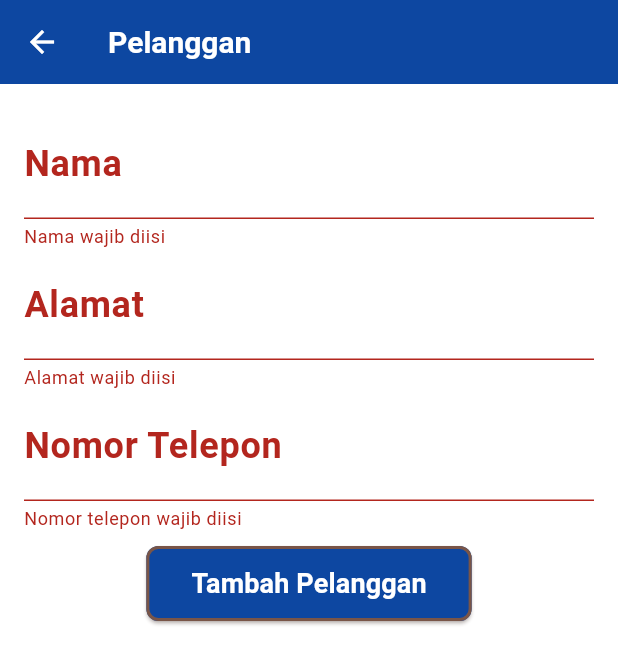
After one commit to dipaanakmbarep/ukk2025, a Flutter app: the PelangganPage screen opened directly, after a tap on "Tambah Pelanggan", on a phone screen of 412 x 824 dp. The commit adds this screen. Shown: the top 664 px of the screen. Run offline on Flutter 3.47's test engine with Material 3 defaults, Android fonts, the phone set to English and light mode, and no system bars; our stand-ins replace supabase_flutter; accounts and stored records are empty; Roboto replaces fonts that are missing (Poppins).

Commit message:
crud pelanggan

```diff
--- /dev/null
+++ b/lib/screens/pelanggan.dart
@@ -0,0 +1,210 @@
+import 'package:flutter/material.dart';
+import 'package:supabase_flutter/supabase_flutter.dart';
+
+class PelangganPage extends StatefulWidget {
+  const PelangganPage({Key? key}) : super(key: key);
+
+  @override
+  _PelangganPageState createState() => _PelangganPageState();
+}
+
+class _PelangganPageState extends State<PelangganPage> {
+  final SupabaseClient supabase = Supabase.instance.client;
+  final TextEditingController namaController = TextEditingController();
+  final TextEditingController alamatController = TextEditingController();
+  final TextEditingController nomorTeleponController = TextEditingController();
+  final _formKey = GlobalKey<FormState>();
+
+  List<Map<String, dynamic>> pelangganList = [];
+
+  @override
+  void initState() {
+    super.initState();
+    fetchPelanggan();
+  }
+
+  Future<void> fetchPelanggan() async {
+    final response = await supabase.from('pelanggan').select();
+    setState(() {
+      pelangganList = List<Map<String, dynamic>>.from(response);
+    });
+  }
+
+  Future<void> addPelanggan() async {
+    if (_formKey.currentState!.validate()) {
+      final existing = pelangganList.where((p) => p['nama'] == namaController.text).toList();
+      if (existing.isNotEmpty) {
+        ScaffoldMessenger.of(context).showSnackBar(
+          const SnackBar(content: Text('Nama pelanggan sudah ada!')),
+        );
+        return;
+      }
+
+      final response = await supabase.from('pelanggan').insert({
+        'nama': namaController.text,
+        'alamat': alamatController.text,
+        'nomortelepon': nomorTeleponController.text,
+      }).select();
+
+      if (response.isNotEmpty) {
+        fetchPelanggan();
+        ScaffoldMessenger.of(context).showSnackBar(
+          const SnackBar(content: Text('Pelanggan berhasil ditambahkan!')),
+        );
+        namaController.clear();
+        alamatController.clear();
+        nomorTeleponController.clear();
+      }
+    }
+  }
+
+  void showEditDialog(Map<String, dynamic> pelanggan) {
+    namaController.text = pelanggan['nama'];
+    alamatController.text = pelanggan['alamat'];
+    nomorTeleponController.text = pelanggan['nomortelepon'];
+
+    showDialog(
+      context: context,
+      builder: (context) {
+        return AlertDialog(
+          title: const Text('Edit Pelanggan'),
+          content: Form(
+            key: _formKey,
+            child: Column(
+              mainAxisSize: MainAxisSize.min,
+              children: [
+                TextFormField(
+                  controller: namaController,
+                  decoration: const InputDecoration(labelText: 'Nama Pelanggan'),
+                  validator: (value) => value!.isEmpty ? 'Nama wajib diisi' : null,
+                ),
+                TextFormField(
+                  controller: alamatController,
+                  decoration: const InputDecoration(labelText: 'Alamat'),
+                  validator: (value) => value!.isEmpty ? 'Alamat wajib diisi' : null,
+                ),
+                TextFormField(
+                  controller: nomorTeleponController,
+                  decoration: const InputDecoration(labelText: 'Nomor Telepon'),
+                  keyboardType: TextInputType.number,
+                  validator: (value) {
+                    if (value!.isEmpty) return 'Nomor telepon wajib diisi';
+                    if (value.length > 14) return 'Maksimal 14 digit';
+                    if (!RegExp(r'^[0-9]+').hasMatch(value)) return 'Harus angka';
+                    return null;
+                  },
+                ),
+              ],
+            ),
+          ),
+          actions: [
+            TextButton(
+              onPressed: () => Navigator.pop(context),
+              child: const Text('Batal'),
+            ),
+            ElevatedButton(
+              style: ElevatedButton.styleFrom(
+                backgroundColor: Colors.blue.shade900,
+                foregroundColor: Colors.white,
+              ),
+              onPressed: () async {
+                if (_formKey.currentState!.validate()) {
+                  await supabase.from('pelanggan').update({
+                    'nama': namaController.text,
+                    'alamat': alamatController.text,
+                    'nomortelepon': nomorTeleponController.text,
+                  }).eq('pelangganid', pelanggan['pelangganid']);
+                  fetchPelanggan();
+                  Navigator.pop(context);
+                }
+              },
+              child: const Text('Simpan'),
+            ),
+          ],
+        );
+      },
+    );
+  }
+
+  @override
+  Widget build(BuildContext context) {
+    return Scaffold(
+      backgroundColor: Colors.white, // Background putih
+      appBar: AppBar(
+        title: const Text('Pelanggan'),
+        backgroundColor: Colors.blue.shade900, // AppBar biru 900
+      ),
+      body: Padding(
+        padding: const EdgeInsets.all(16.0),
+        child: Column(
+          children: [
+            Form(
+              key: _formKey,
+              child: Column(
+                children: [
+                  TextFormField(
+                    controller: namaController,
+                    decoration: const InputDecoration(labelText: 'Nama'),
+                    validator: (value) => value!.isEmpty ? 'Nama wajib diisi' : null,
+                  ),
+                  TextFormField(
+                    controller: alamatController,
+                    decoration: const InputDecoration(labelText: 'Alamat'),
+                    validator: (value) => value!.isEmpty ? 'Alamat wajib diisi' : null,
+                  ),
+                  TextFormField(
+                    controller: nomorTeleponController,
+                    decoration: const InputDecoration(labelText: 'Nomor Telepon'),
+                    keyboardType: TextInputType.number,
+                    validator: (value) {
+                      if (value!.isEmpty) return 'Nomor telepon wajib diisi';
+                      if (value.length > 14) return 'Maksimal 14 digit';
+                      if (!RegExp(r'^[0-9]+').hasMatch(value)) return 'Harus angka';
+                      return null;
+                    },
+                  ),
+                  const SizedBox(height: 10),
+                  ElevatedButton(
+                    style: ElevatedButton.styleFrom(
+                      backgroundColor: Colors.blue.shade900,
+                      foregroundColor: Colors.white,
+                    ),
+                    onPressed: addPelanggan,
+                    child: const Text('Tambah Pelanggan'),
+                  ),
+                ],
+              ),
+            ),
+            const SizedBox(height: 20),
+            Expanded(
+              child: ListView.builder(
+                itemCount: pelangganList.length,
+                itemBuilder: (context, index) {
+                  final pelanggan = pelangganList[index];
+                  return Container(
+                    margin: const EdgeInsets.symmetric(vertical: 5),
+                    padding: const EdgeInsets.all(10),
+                    decoration: BoxDecoration(
+                      color: Colors.grey.shade200, // Warna lebih terang agar terlihat di background putih
+                      borderRadius: BorderRadius.circular(8),
+                    ),
+                    child: ListTile(
+                      title: Text(pelanggan['nama']),
+                      subtitle: Text(
+                        '${pelanggan['alamat']}\n${pelanggan['nomortelepon']}', // Menampilkan alamat dan nomor telepon
+                      ),
+                      trailing: IconButton(
+                        icon: const Icon(Icons.edit),
+                        onPressed: () => showEditDialog(pelanggan),
+                      ),
+                    ),
+                  );
+                },
+              ),
+            ),
+          ],
+        ),
+      ),
+    );
+  }
+}
```
Also changed, not shown: lib/home.dart (+9 -1 lines), lib/screens/tambahproduk.dart (+9 -6 lines).
